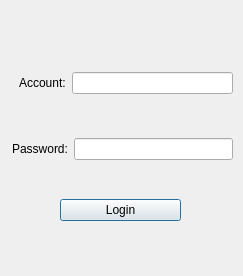
This is MTMS_Server/serverlogindialog.ui in zhming0/Modernization-Traffic-Monitoring-System as Qt 5 draws it before an edit. The edited form follows.
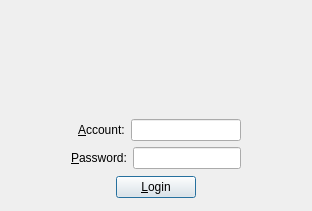
This is the edited form. Icons and pictures are not drawn.

Patch:
```diff
--- a/MTMS_Server/serverlogindialog.ui
+++ b/MTMS_Server/serverlogindialog.ui
@@ -6,66 +6,78 @@
    <rect>
     <x>0</x>
     <y>0</y>
-    <width>243</width>
-    <height>276</height>
+    <width>312</width>
+    <height>211</height>
    </rect>
   </property>
   <property name="windowTitle">
    <string>Login</string>
   </property>
-  <widget class="QWidget" name="layoutWidget">
-   <property name="geometry">
-    <rect>
-     <x>60</x>
-     <y>170</y>
-     <width>121</width>
-     <height>80</height>
-    </rect>
+  <property name="windowIcon">
+   <iconset resource="images.qrc">
+    <normaloff>:/logo_small.png</normaloff>:/logo_small.png</iconset>
    </property>
    <layout class="QVBoxLayout" name="verticalLayout_2">
     <item>
-     <widget class="QPushButton" name="loginButton">
-      <property name="sizePolicy">
-       <sizepolicy hsizetype="Preferred" vsizetype="Fixed">
-        <horstretch>0</horstretch>
-        <verstretch>0</verstretch>
-       </sizepolicy>
-      </property>
+    <layout class="QHBoxLayout" name="horizontalLayout_4">
+     <item>
+      <spacer name="horizontalSpacer_4">
+       <property name="orientation">
+        <enum>Qt::Horizontal</enum>
+       </property>
+       <property name="sizeHint" stdset="0">
+        <size>
+         <width>40</width>
+         <height>20</height>
+        </size>
+       </property>
+      </spacer>
+     </item>
+     <item>
+      <widget class="QLabel" name="label_3">
       <property name="maximumSize">
        <size>
-        <width>500</width>
-        <height>16777215</height>
-       </size>
-      </property>
-      <property name="layoutDirection">
-       <enum>Qt::LeftToRight</enum>
-      </property>
+         <width>200</width>
+         <height>100</height>
+        </size>
+       </property>
       <property name="text">
-       <string>Login</string>
+        <string/>
+       </property>
+       <property name="pixmap">
+        <pixmap resource="images.qrc">:/logo.png</pixmap>
+       </property>
+       <property name="scaledContents">
+        <bool>true</bool>
       </property>
      </widget>
     </item>
-   </layout>
-  </widget>
-  <widget class="QWidget" name="layoutWidget">
-   <property name="geometry">
-    <rect>
-     <x>12</x>
-     <y>0</y>
-     <width>221</width>
-     <height>160</height>
-    </rect>
-   </property>
-   <layout class="QVBoxLayout" name="verticalLayout_3">
+     <item>
+      <spacer name="horizontalSpacer_3">
+       <property name="orientation">
+        <enum>Qt::Horizontal</enum>
+       </property>
+       <property name="sizeHint" stdset="0">
+        <size>
+         <width>40</width>
+         <height>20</height>
+        </size>
+       </property>
+      </spacer>
+     </item>
+    </layout>
+   </item>
     <item>
-     <spacer name="verticalSpacer_3">
+    <layout class="QHBoxLayout" name="horizontalLayout_5">
+     <item>
+      <spacer name="horizontalSpacer_6">
       <property name="orientation">
-       <enum>Qt::Vertical</enum>
+        <enum>Qt::Horizontal</enum>
       </property>
       <property name="sizeHint" stdset="0">
        <size>
-        <width>20</width>
-        <height>40</height>
+         <width>40</width>
+         <height>20</height>
        </size>
       </property>
      </spacer>
@@ -76,12 +88,18 @@
        <layout class="QHBoxLayout" name="horizontalLayout">
         <item>
          <widget class="QLabel" name="label">
+           <property name="toolTip">
+            <string>Your user account.</string>
+           </property>
           <property name="text">
-           <string>Account:</string>
+            <string>&amp;Account:</string>
           </property>
           <property name="indent">
            <number>7</number>
           </property>
+           <property name="buddy">
+            <cstring>userNameEdit</cstring>
+           </property>
          </widget>
         </item>
         <item>
@@ -89,25 +107,18 @@
         </item>
        </layout>
       </item>
-      <item>
-       <spacer name="verticalSpacer">
-        <property name="orientation">
-         <enum>Qt::Vertical</enum>
-        </property>
-        <property name="sizeHint" stdset="0">
-         <size>
-          <width>20</width>
-          <height>38</height>
-         </size>
-        </property>
-       </spacer>
-      </item>
       <item>
        <layout class="QHBoxLayout" name="horizontalLayout_2">
         <item>
          <widget class="QLabel" name="label_2">
+           <property name="toolTip">
+            <string>Your password.</string>
+           </property>
           <property name="text">
-           <string>Password:</string>
+            <string>&amp;Password:</string>
+           </property>
+           <property name="buddy">
+            <cstring>passWordEdit</cstring>
           </property>
          </widget>
         </item>
@@ -122,8 +133,77 @@
       </item>
      </layout>
     </item>
-   </layout>
-  </widget>
+     <item>
+      <spacer name="horizontalSpacer_5">
+       <property name="orientation">
+        <enum>Qt::Horizontal</enum>
+       </property>
+       <property name="sizeHint" stdset="0">
+        <size>
+         <width>40</width>
+         <height>20</height>
+        </size>
+       </property>
+      </spacer>
+     </item>
+    </layout>
+   </item>
+   <item>
+    <layout class="QHBoxLayout" name="horizontalLayout_3">
+     <item>
+      <spacer name="horizontalSpacer">
+       <property name="orientation">
+        <enum>Qt::Horizontal</enum>
+       </property>
+       <property name="sizeHint" stdset="0">
+        <size>
+         <width>40</width>
+         <height>20</height>
+        </size>
+       </property>
+      </spacer>
+     </item>
+     <item>
+      <widget class="QPushButton" name="loginButton">
+       <property name="sizePolicy">
+        <sizepolicy hsizetype="Preferred" vsizetype="Fixed">
+         <horstretch>0</horstretch>
+         <verstretch>0</verstretch>
+        </sizepolicy>
+       </property>
+       <property name="maximumSize">
+        <size>
+         <width>500</width>
+         <height>16777215</height>
+        </size>
+       </property>
+       <property name="toolTip">
+        <string>Click here to login...</string>
+       </property>
+       <property name="layoutDirection">
+        <enum>Qt::LeftToRight</enum>
+       </property>
+       <property name="text">
+        <string>&amp;Login</string>
+       </property>
+      </widget>
+     </item>
+     <item>
+      <spacer name="horizontalSpacer_2">
+       <property name="orientation">
+        <enum>Qt::Horizontal</enum>
+       </property>
+       <property name="sizeHint" stdset="0">
+        <size>
+         <width>40</width>
+         <height>20</height>
+        </size>
+       </property>
+      </spacer>
+     </item>
+    </layout>
+   </item>
+  </layout>
  </widget>
  <resources/>
  <connections/>
```
Left out of the diff: 4 changed lines with no effect on the pictures. Lines whose indentation alone changed are shown as unchanged.
